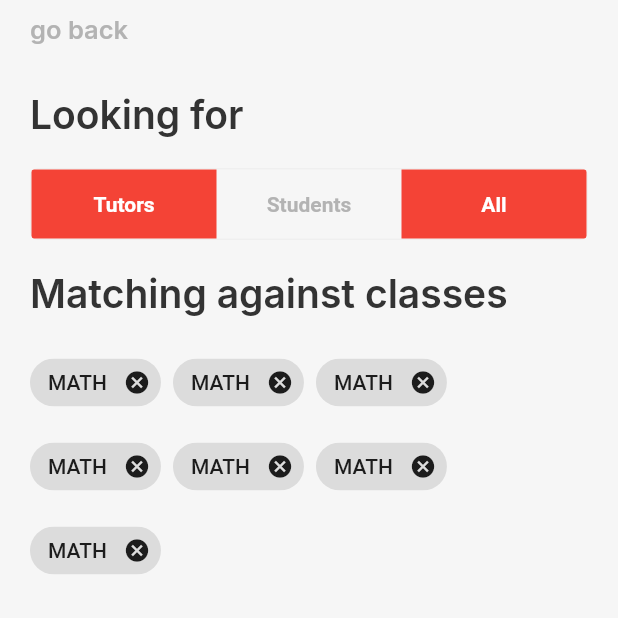
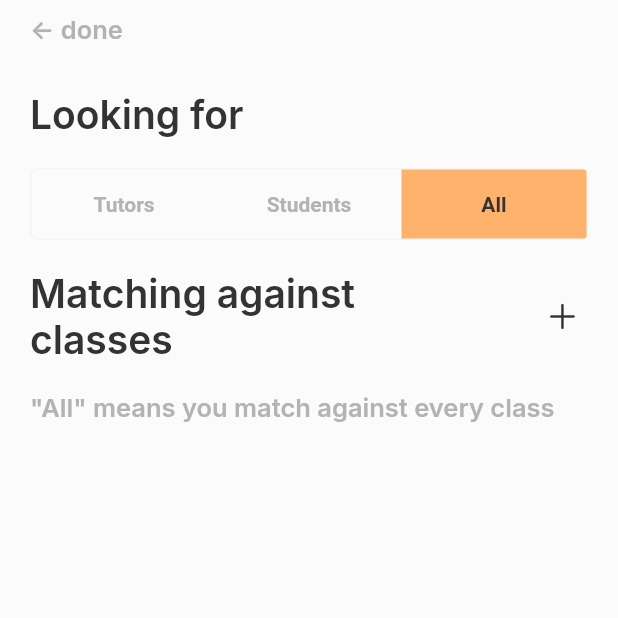
Before and after one commit to mattrltrent/eng_comp_client, a Flutter app: the screen it shows after launch, after a tap on "edit", on a phone screen of 412 x 824 dp, the top half of it. Run offline on Flutter 3.47's test engine with Material 2 defaults, Android fonts, the phone set to English and light mode, and no system bars; our stand-ins replace bloc, flutter_bloc, get_it, google_fonts; missing offline and left inert: scrollable.

Commit message:
feat: adds class search screen

```diff
--- /dev/null
+++ b/lib/core/cubit/search_prefs_cubit.dart
@@ -0,0 +1,16 @@
+import 'package:bloc/bloc.dart';
+import 'package:client/core/entities/class.dart';
+import 'package:meta/meta.dart';
+
+part 'search_prefs_state.dart';
+
+class SearchPrefsCubit extends Cubit<SearchPrefsState> {
+  SearchPrefsCubit() : super(SearchPrefsInitial());
+
+  void setLookingFor(LookingFor lookingFor) =>
+      emit(SearchPrefsInitial(lookingFor: lookingFor, classes: (state as SearchPrefsInitial).classes));
+
+  void removeAtIdx(int idx) => emit(SearchPrefsInitial(
+      lookingFor: (state as SearchPrefsInitial).lookingFor,
+      classes: (state as SearchPrefsInitial).classes..removeAt(idx)));
+}
--- /dev/null
+++ b/lib/core/cubit/search_prefs_state.dart
@@ -0,0 +1,26 @@
+part of 'search_prefs_cubit.dart';
+
+enum LookingFor { tutors, students, all }
+
+String lookingForToString(LookingFor lookingFor) {
+  switch (lookingFor) {
+    case LookingFor.tutors:
+      return "Looking for tutors";
+    case LookingFor.students:
+      return "Looking for students";
+    case LookingFor.all:
+      return "Checking everything out";
+    default:
+      return "all";
+  }
+}
+
+@immutable
+abstract class SearchPrefsState {}
+
+class SearchPrefsInitial extends SearchPrefsState {
+  final LookingFor lookingFor;
+  final List<Class> classes;
+
+  SearchPrefsInitial({this.lookingFor = LookingFor.all, this.classes = const []});
+}
--- a/lib/di.dart
+++ b/lib/di.dart
@@ -1,4 +1,4 @@
-import 'package:client/core/cubit/classes_cubit.dart';
+import 'package:client/core/cubit/search_prefs_cubit.dart';
 import 'package:flutter/cupertino.dart';
 import 'package:get_it/get_it.dart';
 
@@ -9,5 +9,5 @@ Future<void> init() async {
   WidgetsFlutterBinding.ensureInitialized();
 
   // register application states
-  sl.registerFactory(() => ClassesCubit());
+  sl.registerFactory(() => SearchPrefsCubit());
 }
--- a/lib/main.dart
+++ b/lib/main.dart
@@ -1,6 +1,8 @@
+import 'package:client/core/cubit/search_prefs_cubit.dart';
 import 'package:client/di.dart';
 import 'package:client/screens/tab_manager.dart';
 import 'package:flutter/material.dart';
+import 'package:flutter_bloc/flutter_bloc.dart';
 
 import 'core/styles/themes.dart';
 
@@ -12,12 +14,20 @@ class MyApp extends StatelessWidget {
   // This widget is the root of your application.
   @override
   Widget build(BuildContext context) {
-    return MaterialApp(
-      title: "TootsHub",
-      theme: AppTheme.light,
-      darkTheme: AppTheme.dark,
-      debugShowCheckedModeBanner: false,
-      home: const TabManager(),
+    return MultiBlocProvider(
+      providers: [
+        BlocProvider(
+          lazy: false,
+          create: (context) => sl<SearchPrefsCubit>(),
+        ),
+      ],
+      child: MaterialApp(
+        title: "TootsHub",
+        theme: AppTheme.light,
+        darkTheme: AppTheme.dark,
+        debugShowCheckedModeBanner: false,
+        home: const TabManager(),
+      ),
     );
   }
 }
--- a/lib/screens/classes.dart
+++ b/lib/screens/classes.dart
@@ -1,7 +1,10 @@
-import 'package:client/core/entities/class.dart';
+import 'package:client/core/cubit/search_prefs_cubit.dart';
+import 'package:client/screens/search_classes.dart';
 import 'package:client/widgets/class_code_groups.dart';
 import 'package:client/widgets/view_options.dart';
+import 'package:flutter/cupertino.dart';
 import 'package:flutter/material.dart';
+import 'package:flutter_bloc/flutter_bloc.dart';
 
 import '../core/styles/typography.dart';
 import '../widgets/touchable_opacity.dart';
@@ -16,8 +19,10 @@ class ClassesScreen extends StatefulWidget {
 class _ClassesScreenState extends State<ClassesScreen> {
   @override
   Widget build(BuildContext context) {
+    return BlocBuilder<SearchPrefsCubit, SearchPrefsState>(
+      builder: (context, state) {
         return Scaffold(
-      backgroundColor: Theme.of(context).colorScheme.surface,
+          backgroundColor: Theme.of(context).colorScheme.background,
           body: SafeArea(
             bottom: false,
             child: Column(
@@ -25,7 +30,7 @@ class _ClassesScreenState extends State<ClassesScreen> {
               children: [
                 Container(
                   margin: const EdgeInsets.symmetric(horizontal: 15, vertical: 5),
-              color: Theme.of(context).colorScheme.surface,
+                  color: Theme.of(context).colorScheme.background,
                   child: Row(
                     mainAxisAlignment: MainAxisAlignment.spaceBetween,
                     children: [
@@ -36,7 +41,7 @@ class _ClassesScreenState extends State<ClassesScreen> {
                             padding: const EdgeInsets.all(5),
                             color: Colors.transparent,
                             child: Text(
-                          "go back",
+                              "<- done",
                               style: kTitle.copyWith(color: Theme.of(context).colorScheme.onSurface),
                               overflow: TextOverflow.ellipsis,
                             ),
@@ -61,22 +66,41 @@ class _ClassesScreenState extends State<ClassesScreen> {
                         const ViewOptions(),
                         // matching against
                         const SizedBox(height: 20),
-                    Text(
+                        Row(
+                          children: [
+                            Expanded(
+                              child: Text(
                                 "Matching against classes",
                                 style: kDisplay1.copyWith(color: Theme.of(context).colorScheme.primary),
                               ),
+                            ),
+                            const SizedBox(width: 20),
+                            TouchableOpacity(
+                              onTap: () => Navigator.push(
+                                  context, MaterialPageRoute(builder: (context) => const SearchClassesScreen())),
+                              child: Container(
+                                color: Colors.transparent,
+                                padding: const EdgeInsets.all(5),
+                                child: Icon(
+                                  CupertinoIcons.add,
+                                  color: Theme.of(context).colorScheme.primary,
+                                ),
+                              ),
+                            ),
+                          ],
+                        ),
+                        // todo: make scrollable column
                         const SizedBox(height: 20),
-                    ClassCodeGroups(
-                      classes: [
-                        Class(name: "MATH", code: 100),
-                        Class(name: "MATH", code: 100),
-                        Class(name: "MATH", code: 100),
-                        Class(name: "MATH", code: 100),
-                        Class(name: "MATH", code: 100),
-                        Class(name: "MATH", code: 100),
-                        Class(name: "MATH", code: 100),
-                      ],
-                    )
+                        (state as SearchPrefsInitial).lookingFor == LookingFor.all
+                            ? Text("\"All\" means you match against every class",
+                                style: kTitle.copyWith(color: Theme.of(context).colorScheme.onSurface))
+                            : state.classes.isEmpty
+                                ? Text("No classes selected, add some!",
+                                    style: kTitle.copyWith(color: Theme.of(context).colorScheme.onSurface))
+                                : ClassCodeGroups(
+                                    onRemove: (idxRemoved) => context.read<SearchPrefsCubit>().removeAtIdx(idxRemoved),
+                                    classes: state.classes,
+                                  ),
                       ],
                     ),
                   ),
@@ -85,5 +109,7 @@ class _ClassesScreenState extends State<ClassesScreen> {
             ),
           ),
         );
+      },
+    );
   }
 }
--- a/lib/screens/feed.dart
+++ b/lib/screens/feed.dart
@@ -1,7 +1,10 @@
+import 'package:client/core/cubit/search_prefs_cubit.dart';
 import 'package:client/core/styles/typography.dart';
 import 'package:client/widgets/touchable_opacity.dart';
 import 'package:flutter/cupertino.dart';
 import 'package:flutter/material.dart';
+import 'package:flutter/services.dart';
+import 'package:flutter_bloc/flutter_bloc.dart';
 
 import 'classes.dart';
 
@@ -17,6 +20,13 @@ class _FeedScreenState extends State<FeedScreen> {
   Widget build(BuildContext context) {
     return Scaffold(
       backgroundColor: Theme.of(context).colorScheme.surface,
+      floatingActionButton: FloatingActionButton(
+        onPressed: () {
+          HapticFeedback.lightImpact();
+          print("TODO new post");
+        },
+        child: const Icon(CupertinoIcons.add),
+      ),
       body: SafeArea(
         bottom: false,
         child: Column(
@@ -29,7 +39,7 @@ class _FeedScreenState extends State<FeedScreen> {
                 children: [
                   Expanded(
                     child: Text(
-                      "Matching everyone",
+                      lookingForToString((context.watch<SearchPrefsCubit>().state as SearchPrefsInitial).lookingFor),
                       style: kTitle.copyWith(color: Theme.of(context).colorScheme.primary),
                       overflow: TextOverflow.ellipsis,
                     ),
--- a/lib/widgets/view_options.dart
+++ b/lib/widgets/view_options.dart
@@ -1,5 +1,7 @@
+import 'package:client/core/cubit/search_prefs_cubit.dart';
 import 'package:client/widgets/touchable_opacity.dart';
 import 'package:flutter/material.dart';
+import 'package:flutter_bloc/flutter_bloc.dart';
 
 class ViewOptions extends StatefulWidget {
   const ViewOptions({super.key});
@@ -11,6 +13,8 @@ class ViewOptions extends StatefulWidget {
 class ViewOptionsState extends State<ViewOptions> {
   @override
   Widget build(BuildContext context) {
+    return BlocBuilder<SearchPrefsCubit, SearchPrefsState>(
+      builder: (context, state) {
         return ClipRRect(
           borderRadius: const BorderRadius.all(Radius.circular(5)),
           child: Container(
@@ -23,29 +27,34 @@ class ViewOptionsState extends State<ViewOptions> {
             child: Row(
               children: [
                 OptionButton(
-              selected: true,
+                  selected:
+                      (context.watch<SearchPrefsCubit>().state as SearchPrefsInitial).lookingFor == LookingFor.tutors,
                   text: "Tutors",
-              bgColor: Colors.red,
-              fgcolor: Colors.white,
-              onTap: (newSelect) => print(newSelect),
+                  bgColor: Theme.of(context).colorScheme.secondary,
+                  fgcolor: Theme.of(context).colorScheme.onSecondary,
+                  onTap: (newSelect) => context.read<SearchPrefsCubit>().setLookingFor(LookingFor.tutors),
                 ),
                 OptionButton(
-              selected: false,
+                  selected:
+                      (context.watch<SearchPrefsCubit>().state as SearchPrefsInitial).lookingFor == LookingFor.students,
                   text: "Students",
-              bgColor: Colors.red,
-              fgcolor: Colors.white,
-              onTap: (newSelect) => print(newSelect),
+                  bgColor: Theme.of(context).colorScheme.secondary,
+                  fgcolor: Theme.of(context).colorScheme.onSecondary,
+                  onTap: (newSelect) => context.read<SearchPrefsCubit>().setLookingFor(LookingFor.students),
                 ),
                 OptionButton(
-              selected: true,
+                  selected:
+                      (context.watch<SearchPrefsCubit>().state as SearchPrefsInitial).lookingFor == LookingFor.all,
                   text: "All",
-              bgColor: Colors.red,
-              fgcolor: Colors.white,
-              onTap: (newSelect) => print(newSelect),
+                  bgColor: Theme.of(context).colorScheme.secondary,
+                  fgcolor: Theme.of(context).colorScheme.onSecondary,
+                  onTap: (newSelect) => context.read<SearchPrefsCubit>().setLookingFor(LookingFor.all),
                 ),
               ],
             ),
           ),
+        );
+      },
     );
   }
 }
--- a/pubspec.yaml
+++ b/pubspec.yaml
@@ -41,6 +41,7 @@ dependencies:
   equatable: ^2.0.5
   google_fonts: ^5.1.0
   modal_bottom_sheet: ^2.1.2
+  scrollable: ^1.0.4
 
 dev_dependencies:
   flutter_test:
```
Also changed, not shown: lib/core/cubit/classes_cubit.dart (deleted, +0 -8 lines), lib/core/cubit/classes_state.dart (deleted, +0 -10 lines), lib/funcs/launch_search.dart (added, +66 -0 lines), lib/screens/search_classes.dart (added, +69 -0 lines), lib/widgets/class_code_groups.dart (+65 -9 lines), lib/widgets/expandable_textfield.dart (added, +133 -0 lines), pubspec.lock. Lines whose indentation alone changed are shown as unchanged.
